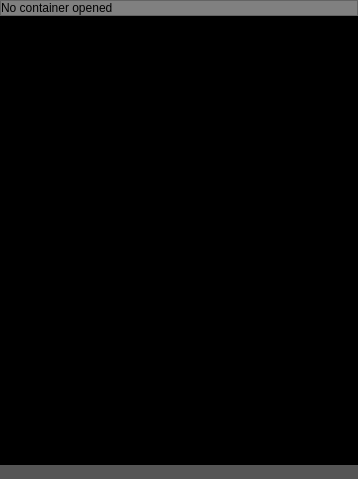
Qt form gui/gui/MainWindow.ui (benhj/knoxcrypt) before a commit.
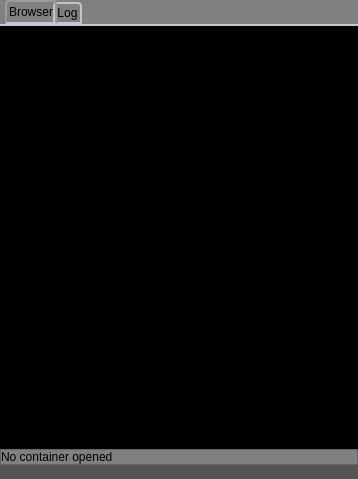
The same form after that commit. Icons and pictures are not drawn.

```diff
--- a/gui/gui/MainWindow.ui
+++ b/gui/gui/MainWindow.ui
@@ -17,8 +17,8 @@
    <string notr="true">QWidget#centralWidget {
 border-radius: 0px;
 padding: 0px;
-background:black;
-border: 2px solid #555;
+background:gray;
+border: none;
 }
 
 QLabel#label {
@@ -26,12 +26,77 @@
 }
 
 
+
+QTabWidget::pane { /* The tab widget frame */
+     border-top: 2px solid #C2C7CB;
+ }
+
+ QTabWidget::tab-bar {
+     left: 5px; /* move to the right by 5px */
+ }
+
+ /* Style the tab using the tab sub-control. Note that
+     it reads QTabBar _not_ QTabWidget */
+ QTabBar::tab {
+     background: qlineargradient(x1: 0, y1: 0, x2: 0, y2: 1,
+                                 stop: 0 #E1E1E1, stop: 0.4 #DDDDDD,
+                                 stop: 0.5 #D8D8D8, stop: 1.0 #D3D3D3);
+     border: 2px solid #C4C4C3;
+     border-bottom-color: #C2C7CB; /* same as the pane color */
+     border-top-left-radius: 4px;
+     border-top-right-radius: 4px;
+     min-width: 8ex;
+     padding: 2px;
+ }
+
+ QTabBar::tab:selected, QTabBar::tab:hover {
+     background: qlineargradient(x1: 0, y1: 0, x2: 0, y2: 1,
+                                 stop: 0 #fafafa, stop: 0.4 #f4f4f4,
+                                 stop: 0.5 #e7e7e7, stop: 1.0 #fafafa);
+ }
+
+ QTabBar::tab:selected {
+     border-color: #9B9B9B;
+     border-bottom-color: #C2C7CB; /* same as pane color */
+ }
+
+ QTabBar::tab:!selected {
+     margin-top: 2px; /* make non-selected tabs look smaller */
+ }
+
+ /* make use of negative margins for overlapping tabs */
+ QTabBar::tab:selected {
+     /* expand/overlap to the left and right by 4px */
+     margin-left: -4px;
+     margin-right: -4px;
+ }
+
+ QTabBar::tab:first:selected {
+     margin-left: 0; /* the first selected tab has nothing to overlap with on the left */
+ }
+
+ QTabBar::tab:last:selected {
+     margin-right: 0; /* the last selected tab has nothing to overlap with on the right */
+ }
+
+ QTabBar::tab:only-one {
+     margin: 0; /* if there is only one tab, we don't want overlapping margins */
+ }
+
+
 #MainWindow QTreeWidget {
 border: none;
 background: black;
 color: white;
 }
 
+#MainWindow QPlainTextEdit {
+background: black;
+color: yellow;
+border: none;
+padding: 0px;
+}
+
 QFrame#buttonFrame{
 border: none;
 background: #555;
@@ -105,9 +170,9 @@
    <bool>false</bool>
   </property>
   <widget class="QWidget" name="centralWidget">
-   <layout class="QGridLayout" name="gridLayout" rowstretch="0,0,0" columnstretch="0">
-    <property name="sizeConstraint">
-     <enum>QLayout::SetDefaultConstraint</enum>
+   <layout class="QVBoxLayout" name="verticalLayout_3">
+    <property name="spacing">
+     <number>0</number>
     </property>
     <property name="leftMargin">
      <number>0</number>
@@ -121,13 +186,141 @@
     <property name="bottomMargin">
      <number>0</number>
     </property>
-    <property name="horizontalSpacing">
-     <number>6</number>
-    </property>
-    <property name="verticalSpacing">
-     <number>0</number>
-    </property>
-    <item row="2" column="0">
+    <item>
+     <widget class="QTabWidget" name="tabWidget">
+      <property name="currentIndex">
+       <number>0</number>
+      </property>
+      <widget class="QWidget" name="fileTab">
+       <attribute name="title">
+        <string>Browser</string>
+       </attribute>
+       <layout class="QVBoxLayout" name="verticalLayout">
+        <property name="spacing">
+         <number>0</number>
+        </property>
+        <property name="leftMargin">
+         <number>0</number>
+        </property>
+        <property name="topMargin">
+         <number>0</number>
+        </property>
+        <property name="rightMargin">
+         <number>0</number>
+        </property>
+        <property name="bottomMargin">
+         <number>0</number>
+        </property>
+        <item>
+         <widget class="QTreeWidget" name="fileTree">
+          <property name="sizePolicy">
+           <sizepolicy hsizetype="Expanding" vsizetype="Expanding">
+            <horstretch>0</horstretch>
+            <verstretch>0</verstretch>
+           </sizepolicy>
+          </property>
+          <property name="styleSheet">
+           <string notr="true">left:5px;</string>
+          </property>
+          <property name="frameShape">
+           <enum>QFrame::NoFrame</enum>
+          </property>
+          <property name="frameShadow">
+           <enum>QFrame::Plain</enum>
+          </property>
+          <property name="lineWidth">
+           <number>0</number>
+          </property>
+          <property name="autoExpandDelay">
+           <number>-1</number>
+          </property>
+          <property name="indentation">
+           <number>20</number>
+          </property>
+          <property name="headerHidden">
+           <bool>true</bool>
+          </property>
+          <column>
+           <property name="text">
+            <string notr="true">1</string>
+           </property>
+          </column>
+         </widget>
+        </item>
+       </layout>
+      </widget>
+      <widget class="QWidget" name="diagTab">
+       <attribute name="title">
+        <string>Log</string>
+       </attribute>
+       <layout class="QVBoxLayout" name="verticalLayout_2">
+        <property name="spacing">
+         <number>0</number>
+        </property>
+        <property name="leftMargin">
+         <number>0</number>
+        </property>
+        <property name="topMargin">
+         <number>0</number>
+        </property>
+        <property name="rightMargin">
+         <number>0</number>
+        </property>
+        <property name="bottomMargin">
+         <number>0</number>
+        </property>
+        <item>
+         <widget class="QPlainTextEdit" name="plainTextEdit"/>
+        </item>
+       </layout>
+      </widget>
+     </widget>
+    </item>
+    <item>
+     <widget class="QFrame" name="statusFrame">
+      <property name="frameShape">
+       <enum>QFrame::StyledPanel</enum>
+      </property>
+      <property name="frameShadow">
+       <enum>QFrame::Raised</enum>
+      </property>
+      <layout class="QHBoxLayout" name="horizontalLayout">
+       <property name="leftMargin">
+        <number>0</number>
+       </property>
+       <property name="topMargin">
+        <number>0</number>
+       </property>
+       <property name="rightMargin">
+        <number>0</number>
+       </property>
+       <property name="bottomMargin">
+        <number>0</number>
+       </property>
+       <item>
+        <widget class="QLabel" name="nameLabel">
+         <property name="text">
+          <string>No container opened</string>
+         </property>
+        </widget>
+       </item>
+       <item>
+        <widget class="QLabel" name="blinkerLabel">
+         <property name="maximumSize">
+          <size>
+           <width>20</width>
+           <height>16777215</height>
+          </size>
+         </property>
+         <property name="text">
+          <string/>
+         </property>
+        </widget>
+       </item>
+      </layout>
+     </widget>
+    </item>
+    <item>
      <widget class="QFrame" name="buttonFrame">
       <property name="frameShape">
        <enum>QFrame::StyledPanel</enum>
@@ -196,86 +389,6 @@
       <zorder>loadButton</zorder>
      </widget>
     </item>
-    <item row="1" column="0">
-     <widget class="QTreeWidget" name="fileTree">
-      <property name="sizePolicy">
-       <sizepolicy hsizetype="Expanding" vsizetype="Expanding">
-        <horstretch>0</horstretch>
-        <verstretch>0</verstretch>
-       </sizepolicy>
-      </property>
-      <property name="styleSheet">
-       <string notr="true">left:5px;</string>
-      </property>
-      <property name="frameShape">
-       <enum>QFrame::NoFrame</enum>
-      </property>
-      <property name="frameShadow">
-       <enum>QFrame::Plain</enum>
-      </property>
-      <property name="lineWidth">
-       <number>0</number>
-      </property>
-      <property name="autoExpandDelay">
-       <number>-1</number>
-      </property>
-      <property name="indentation">
-       <number>20</number>
-      </property>
-      <property name="headerHidden">
-       <bool>true</bool>
-      </property>
-      <column>
-       <property name="text">
-        <string notr="true">1</string>
-       </property>
-      </column>
-     </widget>
-    </item>
-    <item row="0" column="0">
-     <widget class="QFrame" name="statusFrame">
-      <property name="frameShape">
-       <enum>QFrame::StyledPanel</enum>
-      </property>
-      <property name="frameShadow">
-       <enum>QFrame::Raised</enum>
-      </property>
-      <layout class="QHBoxLayout" name="horizontalLayout">
-       <property name="leftMargin">
-        <number>0</number>
-       </property>
-       <property name="topMargin">
-        <number>0</number>
-       </property>
-       <property name="rightMargin">
-        <number>0</number>
-       </property>
-       <property name="bottomMargin">
-        <number>0</number>
-       </property>
-       <item>
-        <widget class="QLabel" name="nameLabel">
-         <property name="text">
-          <string>No container opened</string>
-         </property>
-        </widget>
-       </item>
-       <item>
-        <widget class="QLabel" name="blinkerLabel">
-         <property name="maximumSize">
-          <size>
-           <width>20</width>
-           <height>16777215</height>
-          </size>
-         </property>
-         <property name="text">
-          <string/>
-         </property>
-        </widget>
-       </item>
-      </layout>
-     </widget>
-    </item>
    </layout>
   </widget>
  </widget>
```
